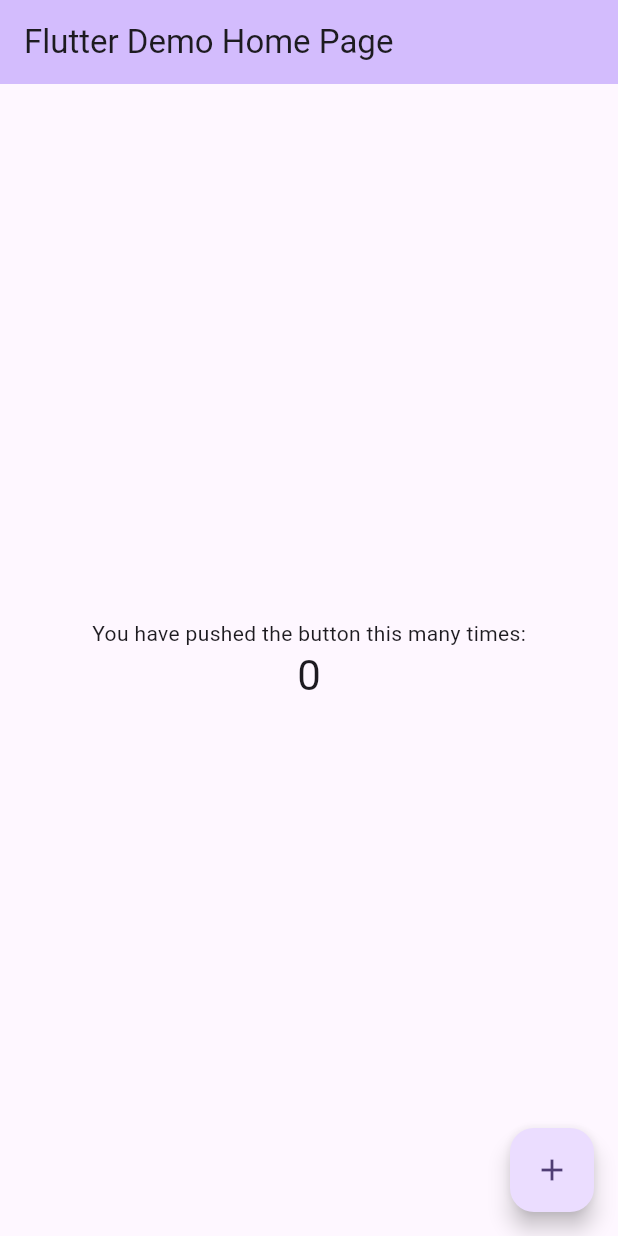
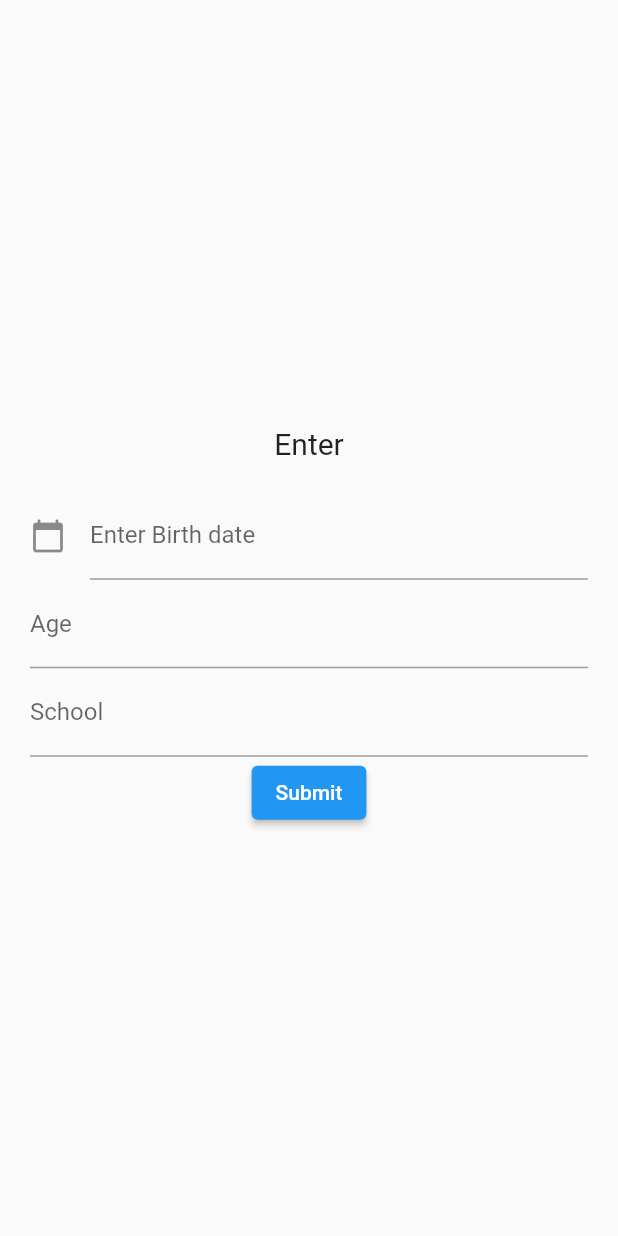
Before and after one commit to MarioDzA/f_proyecto, a Flutter app: the screen it shows after launch, on a phone screen of 412 x 824 dp. Run offline on Flutter 3.47's test engine with Material 2 defaults, Android fonts, the phone set to English and light mode, and no system bars; our stand-ins replace get.

Commit message:
ui login

```diff
--- a/lib/main.dart
+++ b/lib/main.dart
@@ -1,125 +1,25 @@
+import 'package:f_elproyecto/pages/login.dart';
 import 'package:flutter/material.dart';
+import 'package:get/get.dart';
 
 void main() {
   runApp(const MyApp());
 }
 
-class MyApp extends StatelessWidget {
-  const MyApp({super.key});
+class MyApp extends StatelessWidget{
+    const MyApp({Key? key}) : super(key: key);
 
   // This widget is the root of your application.
   @override
   Widget build(BuildContext context) {
-    return MaterialApp(
-      title: 'Flutter Demo',
-      theme: ThemeData(
-        // This is the theme of your application.
-        //
-        // TRY THIS: Try running your application with "flutter run". You'll see
-        // the application has a blue toolbar. Then, without quitting the app,
-        // try changing the seedColor in the colorScheme below to Colors.green
-        // and then invoke "hot reload" (save your changes or press the "hot
-        // reload" button in a Flutter-supported IDE, or press "r" if you used
-        // the command line to start the app).
-        //
-        // Notice that the counter didn't reset back to zero; the application
-        // state is not lost during the reload. To reset the state, use hot
-        // restart instead.
-        //
-        // This works for code too, not just values: Most code changes can be
-        // tested with just a hot reload.
-        colorScheme: ColorScheme.fromSeed(seedColor: Colors.deepPurple),
-        useMaterial3: true,
-      ),
-      home: const MyHomePage(title: 'Flutter Demo Home Page'),
-    );
+    return GetMaterialApp(
+        title: 'Math App',
+        debugShowCheckedModeBanner: false,
+        theme: ThemeData(
+          primarySwatch: Colors.blue,
+        ),
+        home: const LoginScreen(
+          key: Key('LoginScreen'),
+        ));
   }
 }
-
-class MyHomePage extends StatefulWidget {
-  const MyHomePage({super.key, required this.title});
-
-  // This widget is the home page of your application. It is stateful, meaning
-  // that it has a State object (defined below) that contains fields that affect
-  // how it looks.
-
-  // This class is the configuration for the state. It holds the values (in this
-  // case the title) provided by the parent (in this case the App widget) and
-  // used by the build method of the State. Fields in a Widget subclass are
-  // always marked "final".
-
-  final String title;
-
-  @override
-  State<MyHomePage> createState() => _MyHomePageState();
-}
-
-class _MyHomePageState extends State<MyHomePage> {
-  int _counter = 0;
-
-  void _incrementCounter() {
-    setState(() {
-      // This call to setState tells the Flutter framework that something has
-      // changed in this State, which causes it to rerun the build method below
-      // so that the display can reflect the updated values. If we changed
-      // _counter without calling setState(), then the build method would not be
-      // called again, and so nothing would appear to happen.
-      _counter++;
-    });
-  }
-
-  @override
-  Widget build(BuildContext context) {
-    // This method is rerun every time setState is called, for instance as done
-    // by the _incrementCounter method above.
-    //
-    // The Flutter framework has been optimized to make rerunning build methods
-    // fast, so that you can just rebuild anything that needs updating rather
-    // than having to individually change instances of widgets.
-    return Scaffold(
-      appBar: AppBar(
-        // TRY THIS: Try changing the color here to a specific color (to
-        // Colors.amber, perhaps?) and trigger a hot reload to see the AppBar
-        // change color while the other colors stay the same.
-        backgroundColor: Theme.of(context).colorScheme.inversePrimary,
-        // Here we take the value from the MyHomePage object that was created by
-        // the App.build method, and use it to set our appbar title.
-        title: Text(widget.title),
-      ),
-      body: Center(
-        // Center is a layout widget. It takes a single child and positions it
-        // in the middle of the parent.
-        child: Column(
-          // Column is also a layout widget. It takes a list of children and
-          // arranges them vertically. By default, it sizes itself to fit its
-          // children horizontally, and tries to be as tall as its parent.
-          //
-          // Column has various properties to control how it sizes itself and
-          // how it positions its children. Here we use mainAxisAlignment to
-          // center the children vertically; the main axis here is the vertical
-          // axis because Columns are vertical (the cross axis would be
-          // horizontal).
-          //
-          // TRY THIS: Invoke "debug painting" (choose the "Toggle Debug Paint"
-          // action in the IDE, or press "p" in the console), to see the
-          // wireframe for each widget.
-          mainAxisAlignment: MainAxisAlignment.center,
-          children: <Widget>[
-            const Text(
-              'You have pushed the button this many times:',
-            ),
-            Text(
-              '$_counter',
-              style: Theme.of(context).textTheme.headlineMedium,
-            ),
-          ],
-        ),
-      ),
-      floatingActionButton: FloatingActionButton(
-        onPressed: _incrementCounter,
-        tooltip: 'Increment',
-        child: const Icon(Icons.add),
-      ), // This trailing comma makes auto-formatting nicer for build methods.
-    );
-  }
-}
--- /dev/null
+++ b/lib/pages/login.dart
@@ -0,0 +1,118 @@
+import 'package:f_elproyecto/pages/home.dart';
+import 'package:flutter/material.dart';
+import 'package:get/get.dart';
+import 'package:intl/intl.dart';
+
+class LoginScreen extends StatefulWidget {
+  const LoginScreen({Key? key,})
+      : super(key: key);
+
+
+  @override
+  State<LoginScreen> createState() => _LoginScreenState();
+}
+
+class _LoginScreenState extends State<LoginScreen> {
+  final _formKey = GlobalKey<FormState>();
+  final _ageController = TextEditingController();
+  final _schoolController = TextEditingController();
+  final dateInput = TextEditingController();
+
+  @override
+  void initState() {
+    dateInput.text = ""; //set the initial value of text field
+    super.initState();
+  }
+
+
+  @override
+  Widget build(BuildContext context) {
+    return Scaffold(
+      body: Center(
+        child: Padding(
+          padding: const EdgeInsets.fromLTRB(20.0, 25.0, 20.0, 12.0),
+          child: Form( key: _formKey,
+          child: Column(
+            mainAxisAlignment: MainAxisAlignment.center,
+              children: [
+                const Text(
+                  "Enter",
+                  style: TextStyle(fontSize: 20),
+                ),
+                const SizedBox(
+                  height: 20,
+                ),
+                TextFormField(
+                  key: const Key('TextFormFieldBirthday'),
+                  controller: dateInput,
+              //editing controller of this TextField
+              decoration: const InputDecoration(
+                  icon: Icon(Icons.calendar_today), //icon of text field
+                  labelText: "Enter Birth date" //label text of field
+                  ),
+              readOnly: true,
+              //set it true, so that user will not able to edit text
+              onTap: () async {
+                    DateTime? pickedDate = await showDatePicker(
+                    context: context,
+                    initialDate: DateTime.now(),
+                    firstDate: DateTime(1950),
+                    //DateTime.now() - not to allow to choose before today.
+                    lastDate: DateTime(2100));
+
+                    String formattedDate =
+                      DateFormat('yyyy-MM-dd').format(pickedDate!);
+
+                    setState(() {
+                      dateInput.text = formattedDate;
+                    });
+              },
+                ),
+                TextFormField(
+                  key: const Key('TextFormFieldAge'),
+                  controller: _ageController,
+                  decoration: const InputDecoration(labelText: 'Age'),
+                ),
+                TextFormField(
+                  key: const Key('TextFormFieldSchool'),
+                  controller: _schoolController,
+                  decoration: const InputDecoration(labelText: 'School'),
+                ),
+                ElevatedButton(
+                  key: const Key('ButtonLoginSubmit'),
+                  onPressed: () {
+                      FocusScope.of(context).requestFocus(FocusNode());
+                      final form = _formKey.currentState;
+                      form!.save();
+                      Get.to(HomePage(
+                            key: const Key('HomePage'),));
+/*                      if (form.validate()) {
+                        if (widget.email == _emailController.text &&
+                            widget.password == _passwordController.text) {
+                          Get.to(HomePage(
+                            key: const Key('HomePage'),
+                            loggedEmail: _emailController.text,
+                            loggedPassword: _passwordController.text,
+                          ));
+                        } else {
+                          const snackBar = SnackBar(
+                            content: Text('User or password nok'),
+                          );
+                          ScaffoldMessenger.of(context).showSnackBar(snackBar);
+                        }
+                      } else {
+                        const snackBar = SnackBar(
+                          content: Text('Validation nok'),
+                        );
+                        ScaffoldMessenger.of(context).showSnackBar(snackBar);
+                     }
+*/                    },
+                  child: const Text('Submit'),
+          ),]
+          ),
+          ),
+          ),
+      ),
+    );
+  }
+}
--- a/pubspec.yaml
+++ b/pubspec.yaml
@@ -30,11 +30,12 @@ environment:
 dependencies:
   flutter:
     sdk: flutter
-
+  intl: ^0.17.0
 
   # The following adds the Cupertino Icons font to your application.
   # Use with the CupertinoIcons class for iOS style icons.
   cupertino_icons: ^1.0.2
+  get: ^4.6.5
 
 dev_dependencies:
   flutter_test:
```
Also changed, not shown: lib/pages/home.dart (added, +23 -0 lines), pubspec.lock.
